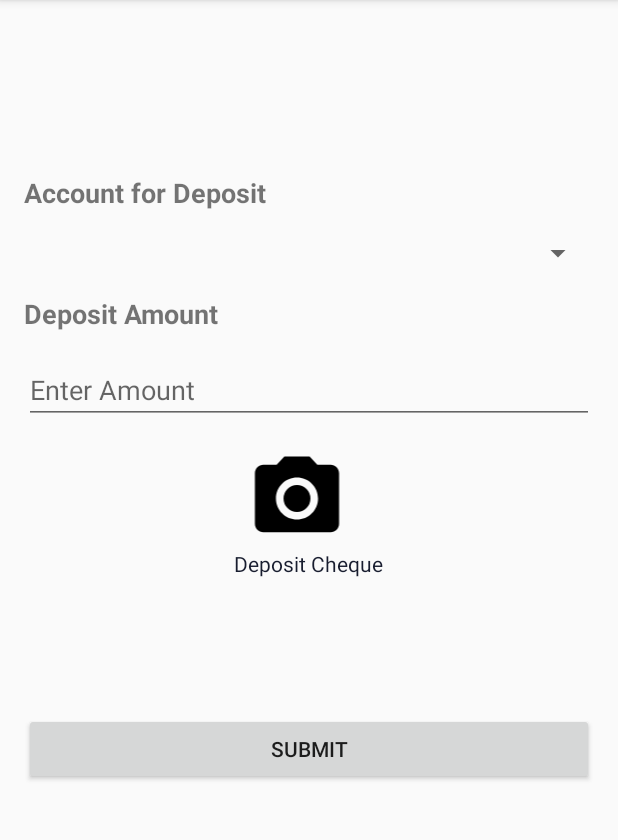
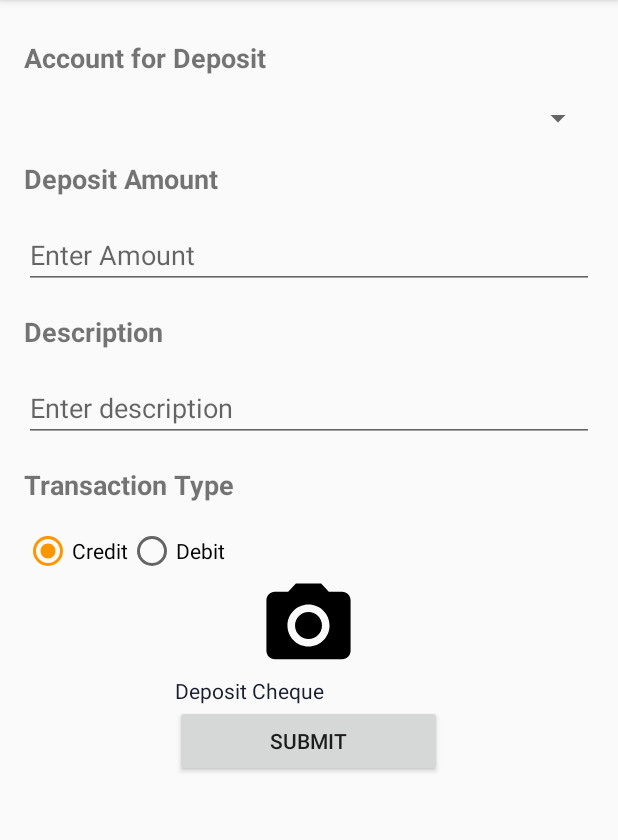
Before and after one commit to keithpuzey/digitalbank-mobile-demo, an Android app: the fragment TransferFragment placed in its activity, after a tap on "SUBMIT", on a phone screen of 412 x 824 dp, the part 84-924 px from its top. Run offline under Robolectric (Android 15) with nearby library versions, the phone set to English and light mode, and no system bars; 2 statements that could not run were skipped.

Commit message:
Account Depoposit Update

```diff
--- a/app/src/main/java/xyz/digitalbank/demo/Fragments/TransferFragment.java
+++ b/app/src/main/java/xyz/digitalbank/demo/Fragments/TransferFragment.java
@@ -17,23 +17,55 @@ import xyz.digitalbank.demo.Model.UserAccountResponse;
 import xyz.digitalbank.demo.R;
 import xyz.digitalbank.demo.Services.RetrofitClient;
 import xyz.digitalbank.demo.Activity.MainActivity;
+import xyz.digitalbank.demo.Model.DepositRequest;
 import retrofit2.Call;
 import retrofit2.Callback;
 import retrofit2.Response;
 import xyz.digitalbank.demo.Model.AccountInfo;
-
 import java.util.ArrayList;
 import java.util.List;
+import android.text.TextUtils;
+import android.widget.Toast;
+import android.widget.CheckBox;
+import java.util.Map;
+import java.util.HashMap;
+import com.google.gson.Gson;
+import com.google.gson.JsonObject;
+import org.json.JSONException;
+import org.json.JSONObject;
+import okhttp3.MediaType;
+import okhttp3.RequestBody;
+import com.google.gson.annotations.SerializedName;
+import android.widget.CheckBox;
+import android.widget.CompoundButton;
+import android.widget.RadioGroup;
+import android.widget.RadioButton;
+
+
+
+
 
 public class TransferFragment extends Fragment {
 
     private List<UserAccountResponse> userAccounts = new ArrayList<>();
-    private List<AccountInfo> accountInfoList = new ArrayList<>(); // Declare it at the class level
+
+    private ArrayAdapter<AccountInfo> adapter;
+    private List<AccountInfo> accountInfoList = new ArrayList<>();
+
+    private CheckBox creditDebitCheckBox;
 
     private String authToken;
     private int loggedinuserId;
 
     private Spinner accountSpinner;
+
+    private int selectedAccountId;
+
+    private RadioGroup transactionTypeRadioGroup;
+    private RadioButton creditRadioButton;
+    private RadioButton debitRadioButton;
+    private Button submitButton;
+
 
     public TransferFragment() {
         // Required empty public constructor
@@ -50,22 +82,44 @@ public class TransferFragment extends Fragment {
         // Get references to UI elements in your transfer screen layout
         accountSpinner = transferScreen.findViewById(R.id.accountSpinner);
         EditText amountEditText = transferScreen.findViewById(R.id.amountEditText);
-        Button submitButton = transferScreen.findViewById(R.id.submitButton);
+        EditText descriptionEditText = transferScreen.findViewById(R.id.descriptionEditText);
+        transactionTypeRadioGroup = transferScreen.findViewById(R.id.transactionTypeRadioGroup);
+        creditRadioButton = transferScreen.findViewById(R.id.creditRadioButton);
+        debitRadioButton = transferScreen.findViewById(R.id.debitRadioButton);
+        submitButton = transferScreen.findViewById(R.id.submitButton);
+
+
 
         // Set up the account spinner with account data
         setupAccountSpinner(accountSpinner);
 
         // Set up click listener for the submit button
         submitButton.setOnClickListener(v -> {
-            // Get selected account and entered amount
-            String selectedAccount = accountSpinner.getSelectedItem().toString();
-            String amount = amountEditText.getText().toString();
+            // Get selected account, entered amount, and credit/debit selection
+            AccountInfo selectedAccount = (AccountInfo) accountSpinner.getSelectedItem();
+            selectedAccountId = selectedAccount.getId();
+            loggedinuserId = ((MainActivity) requireActivity()).getLoggedinuserId();
+            authToken = MainActivity.appPreference.getauthToken();
+            String amountStr = amountEditText.getText().toString();
+            String description = descriptionEditText.getText().toString();
+            // Get the selected transaction type (credit/debit)
+            boolean isCredit = creditRadioButton.isChecked();
 
-            // Call your API with the selected account and amount
-            // TODO: Add your API call logic here
+            // Validate and parse the amount
+            if (!TextUtils.isEmpty(amountStr)) {
+                double amount = Double.parseDouble(amountStr);
+                Log.d("TransferFragment", "Submit Button Clicked - Logged in user  " + loggedinuserId + " Amount = " + amount + " Select Account ID = " + selectedAccount.getId());
+                // Call the transferFunds API
+                transferFunds(loggedinuserId, authToken, Double.parseDouble(amountStr), selectedAccountId, isCredit, description);
 
-            // Example: Display a toast message
-            // Toast.makeText(requireContext(), "Transfer submitted: " + selectedAccount + ", Amount: " + amount, Toast.LENGTH_SHORT).show();
+
+
+
+            } else {
+                // Handle case where amount is empty
+                // Example: Display an error message
+                Toast.makeText(requireContext(), "Please enter a valid amount", Toast.LENGTH_SHORT).show();
+            }
         });
 
         transferContainer.addView(transferScreen);
@@ -113,17 +167,13 @@ public class TransferFragment extends Fragment {
 
     private void displayUserAccounts(List<UserAccountResponse> userAccounts, Spinner accountSpinner) {
         for (UserAccountResponse account : userAccounts) {
-// Extract information from UserAccountResponse
             int accountId = account.getId();
             String accountName = account.getName();
             String currentBalanceStr = String.valueOf(account.getCurrentBalance());
-
-// Convert currentBalance to double
             double currentBalance = Double.parseDouble(currentBalanceStr);
 
-// Create an AccountInfo object and add it to the list
+            // Create an AccountInfo object and add it to the list
             AccountInfo accountInfo = new AccountInfo(accountId, accountName, currentBalance);
-
             accountInfoList.add(accountInfo);
         }
 
@@ -131,7 +181,7 @@ public class TransferFragment extends Fragment {
         Log.d("TransferFragment", "Number of accounts: " + accountInfoList.size());
 
         // Create an ArrayAdapter with AccountInfo objects
-        ArrayAdapter<AccountInfo> adapter = new ArrayAdapter<>(requireContext(), android.R.layout.simple_spinner_item, accountInfoList);
+        adapter = new ArrayAdapter<>(requireContext(), android.R.layout.simple_spinner_item, accountInfoList);
         adapter.setDropDownViewResource(android.R.layout.simple_spinner_dropdown_item);
 
         // Apply the adapter to the spinner
@@ -141,6 +191,48 @@ public class TransferFragment extends Fragment {
         Log.d("TransferFragment", "Exiting setupAccountSpinner");
     }
 
+    private void transferFunds(int userId, String authToken, double amount, int toAccountId, boolean isCredit, String description) {
+        // Create a DepositRequest object
+        DepositRequest depositRequest = new DepositRequest();
+        depositRequest.setAmount(amount);
+        depositRequest.setToAccountId(toAccountId);
+        depositRequest.setTransactionTypeCode(isCredit ? "RFD" : "DBT");
+        depositRequest.setDescription(description);
+
+        // Convert DepositRequest to JSON string manually
+        Gson gson = new Gson();
+        String jsonBody = gson.toJson(depositRequest);
+
+        // Log the contents of the JSON request body
+        Log.d("TransferFragment", "JSON Request Body: " + jsonBody);
+
+
+        // Log the contents of the depositRequest
+        Log.d("TransferFragment", "transfer Funds Initiated - userId = " + userId + " AuthToken " + authToken + " Body = " + depositRequest.toString());
+
+        RetrofitClient.transferFunds(toAccountId, authToken, "application/json", depositRequest, isCredit, new Callback<Void>() {
+            @Override
+            public void onResponse(Call<Void> call, Response<Void> response) {
+                if (response.isSuccessful()) {
+                    Log.d("TransferFragment", "Submitted Transfer Request - Amount: " + amount + ", To Account ID: " + toAccountId + ", Is Credit? " + isCredit + ", Description: " + description);
+                    // API call successful, handle the response as needed
+                    // Example: Display a toast message
+                    Toast.makeText(requireContext(), "Update successful", Toast.LENGTH_SHORT).show();
+                } else {
+                    // Handle the case where the API call was not successful
+                    MainActivity.appPreference.showToast("Update failed");
+                }
+            }
+
+            @Override
+            public void onFailure(Call<Void> call, Throwable t) {
+                // Handle failure of transferFunds API
+                // Example: Display an error message
+                // MainActivity.appPreference.showToast("API call failed: " + t.getMessage());
+            }
+        });
+    }
+
     // Call this method to update the user accounts in the TransferFragment
     public void updateUserAccounts(List<UserAccountResponse> accounts) {
         userAccounts = accounts;
--- a/app/src/main/java/xyz/digitalbank/demo/Services/ServiceApi.java
+++ b/app/src/main/java/xyz/digitalbank/demo/Services/ServiceApi.java
@@ -16,7 +16,7 @@ import xyz.digitalbank.demo.Model.UserAccountResponse;
 import retrofit2.http.Path;
 import java.util.List;
 import xyz.digitalbank.demo.Model.TransactionResponse;
-
+import xyz.digitalbank.demo.Model.DepositRequest;
 
 public interface ServiceApi {
 
@@ -36,6 +36,17 @@ public interface ServiceApi {
             @Query("role") String ROLE,
             @Body UserRequest userRequest
     );
+
+    @POST("/bank/api/v1/account/{toAccountId}/transaction")
+    Call<Void> transferFunds(
+            @Path("toAccountId") int toAccountId,
+            @Query("action") String action,
+            @Header("Authorization") String authToken,
+            @Header("Content-Type") String contentType,
+            @Body DepositRequest depositRequest
+    );
+
+
     @GET("/bank/api/v1/user/find")
     Call<UserResponse> findUserId(
             @Header("Authorization") String authToken,
@@ -65,6 +76,4 @@ public interface ServiceApi {
             @Path("accountid") int accountId,
             @Header("Authorization") String authToken
     );
-
-
 }
--- a/app/src/main/res/layout/your_transfer_screen_layout.xml
+++ b/app/src/main/res/layout/your_transfer_screen_layout.xml
@@ -13,7 +13,7 @@
         android:text="Account for Deposit"
         android:textSize="18sp"
         android:textStyle="bold"
-        android:layout_marginTop="100dp"
+        android:layout_marginTop="10dp"
         android:layout_marginBottom="16dp" />
 
     <!-- Account Spinner -->
@@ -42,7 +42,50 @@
         android:hint="@string/enter_amount"
         android:inputType="numberDecimal" />
 
+    <TextView
+        android:layout_width="match_parent"
+        android:layout_height="wrap_content"
+        android:text="Description"
+        android:textSize="18sp"
+        android:textStyle="bold"
+        android:layout_marginBottom="16dp" />
 
+    <!-- Description EditText -->
+    <EditText
+        android:id="@+id/descriptionEditText"
+        android:layout_width="match_parent"
+        android:layout_height="wrap_content"
+        android:layout_marginBottom="16dp"
+        android:hint="Enter description" />
+
+    <TextView
+        android:layout_width="match_parent"
+        android:layout_height="wrap_content"
+        android:text="Transaction Type"
+        android:textSize="18sp"
+        android:textStyle="bold"
+        android:layout_marginBottom="16dp" />
+
+    <RadioGroup
+        android:id="@+id/transactionTypeRadioGroup"
+        android:layout_width="match_parent"
+        android:layout_height="wrap_content"
+        android:orientation="horizontal">
+
+        <RadioButton
+            android:id="@+id/creditRadioButton"
+            android:layout_width="wrap_content"
+            android:layout_height="wrap_content"
+            android:text="Credit"
+            android:checked="true" />
+
+        <RadioButton
+            android:id="@+id/debitRadioButton"
+            android:layout_width="wrap_content"
+            android:layout_height="wrap_content"
+            android:text="Debit" />
+
+    </RadioGroup>
     <!-- Clickable Icon for Deposit Cheque -->
     <LinearLayout
         android:layout_width="wrap_content"
@@ -53,12 +96,10 @@
 
 
         <ImageView
-            android:layout_width="84dp"
+            android:layout_width="match_parent"
             android:layout_height="67dp"
             android:gravity="center"
             android:src="@drawable/ic_camera" />
-
-
 
         <TextView
             android:layout_width="wrap_content"
@@ -68,14 +109,15 @@
             android:gravity="center"
             android:textColor="@color/colorPrimary" />
 
+        <Button
+            android:id="@+id/submitButton"
+            android:layout_width="178dp"
+            android:layout_height="wrap_content"
+            android:text="@string/submit" />
+
     </LinearLayout>
 
 
     <!-- Submit Button -->
-    <Button
-        android:id="@+id/submitButton"
-        android:layout_width="match_parent"
-        android:layout_height="wrap_content"
-        android:text="@string/submit" />
 
 </LinearLayout>
```
Also changed, not shown: app/src/main/java/xyz/digitalbank/demo/Model/DepositRequest.java (added, +43 -0 lines), app/src/main/java/xyz/digitalbank/demo/Services/RetrofitClient.java (+23 -0 lines).
